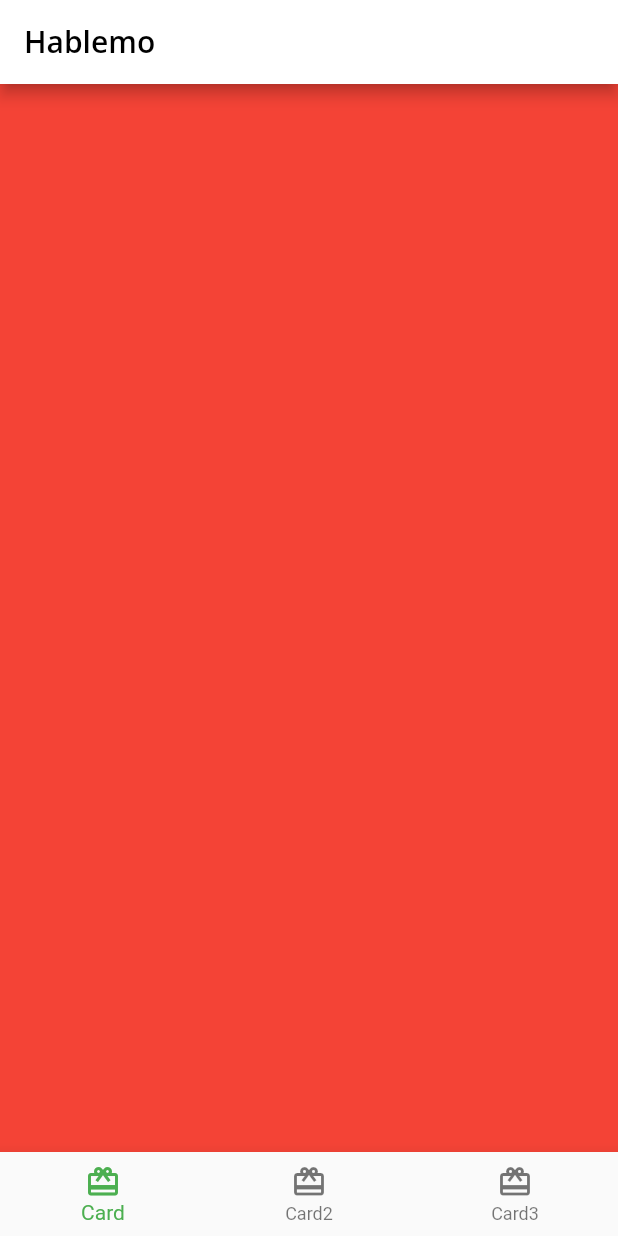
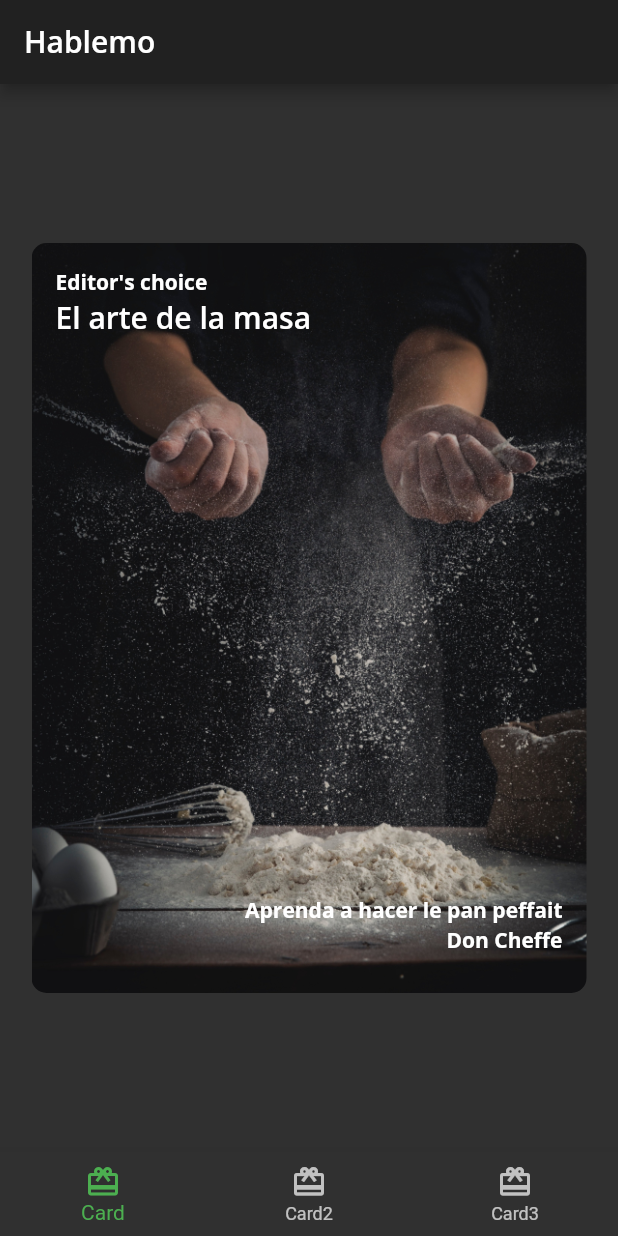
Before and after one commit to devoskropic/one, a Flutter app: the screen it shows after launch, on a phone screen of 412 x 824 dp. Run offline on Flutter 3.47's test engine with Material 2 defaults, Android fonts, the phone set to English and light mode, and no system bars; our stand-ins replace google_fonts.

Commit message:
endind ch3

```diff
--- /dev/null
+++ b/lib/card1/card1.dart
@@ -0,0 +1,65 @@
+import 'package:flutter/material.dart';
+import '../themes/one_theme.dart';
+
+class Card1 extends StatelessWidget {
+  const Card1({Key? key}) : super(key: key);
+
+  final String category = 'Editor\'s choice';
+  final String title = 'El arte de la masa';
+  final String description = 'Aprenda a hacer le pan peffait';
+  final String chef = 'Don Cheffe';
+
+  @override
+  Widget build(BuildContext context) {
+    return Center(
+      // TASK: Card1 decorate container
+      // child: Container(),
+      child: Container(
+        // TASK: Add a stack of text
+        child: Stack(
+          children: [
+            Text(
+              category,
+              style: OneTheme.darkTextTheme.bodyText1,
+            ),
+            Positioned(
+              child: Text(
+                title,
+                style: OneTheme.darkTextTheme.headline6,
+              ),
+              top: 20,
+            ),
+            Positioned(
+              child: Text(
+                description,
+                style: OneTheme.darkTextTheme.bodyText1,
+              ),
+              bottom: 30,
+              right: 0,
+            ),
+            Positioned(
+              child: Text(
+                chef,
+                style: OneTheme.darkTextTheme.bodyText1,
+              ),
+              bottom: 10,
+              right: 0,
+            ),
+          ],
+        ),
+        padding: const EdgeInsets.all(16),
+        constraints: const BoxConstraints.expand(
+          width: 370,
+          height: 500,
+        ),
+        decoration: const BoxDecoration(
+          image: DecorationImage(
+            image: AssetImage('assets/mag1.png'),
+            fit: BoxFit.cover,
+          ),
+          borderRadius: BorderRadius.all(Radius.circular(10.0)),
+        ),
+      ),
+    );
+  }
+}
--- a/lib/home.dart
+++ b/lib/home.dart
@@ -1,4 +1,7 @@
 import 'package:flutter/material.dart';
+import 'card1/card1.dart';
+import 'card2/card2.dart';
+import 'card3/card3.dart';
 
 class Home extends StatefulWidget {
   const Home({Key? key}) : super(key: key);
@@ -12,12 +15,15 @@ class _HomeState extends State<Home> {
   int _selectedIndex = 0;
 
   static List<Widget> pages = <Widget>[
-    // TASK: Replace with Card
-    Container(color: Colors.red),
+    // TASK: Replace with Card1
+    // Container(color: Colors.red),
+    const Card1(),
     // TASK: Replace with Card2
-    Container(color: Colors.green),
+    // Container(color: Colors.green),
+    const Card2(),
     // TASK: Replace with Card3
-    Container(color: Colors.blue)
+    // Container(color: Colors.blue)
+    const Card3(),
   ];
 
   void _onItemTapped(int index) {
--- a/lib/main.dart
+++ b/lib/main.dart
@@ -1,17 +1,17 @@
 import 'package:flutter/material.dart';
-import 'one_theme.dart';
+import 'themes/one_theme.dart';
 import 'home.dart';
 
 void main() {
-  runApp(const Fooderlich());
+  runApp(const One());
 }
 
-class Fooderlich extends StatelessWidget {
-  const Fooderlich({Key? key}) : super(key: key);
+class One extends StatelessWidget {
+  const One({Key? key}) : super(key: key);
   @override
   Widget build(BuildContext context) {
     // HW: Create theme
-    final tema = OneTheme.light();
+    final tema = OneTheme.dark();
 
     // HW: Apply Home widget
     return MaterialApp(
--- a/pubspec.yaml
+++ b/pubspec.yaml
@@ -64,6 +64,8 @@ flutter:
   # assets:
   #   - images/a_dot_burr.jpeg
   #   - images/a_dot_ham.jpeg
+  assets:
+    - assets/
 
   # An image asset can refer to one or more resolution-specific "variants", see
   # https://flutter.dev/assets-and-images/#resolution-aware.
```
Also changed, not shown: lib/card2/author_card.dart (added, +71 -0 lines), lib/card2/avatar_img.dart (added, +24 -0 lines), lib/card2/card2.dart (added, +69 -0 lines), lib/card3/card3.dart (added, +130 -0 lines), assets/author_katz.jpeg (added), assets/mag1.png (added), assets/mag2.png (added), assets/mag3.png (added), assets/mag4.png (added), assets/mag5.png (added), lib/themes/one_theme.dart (renamed from lib/one_theme.dart), 2 other files.
